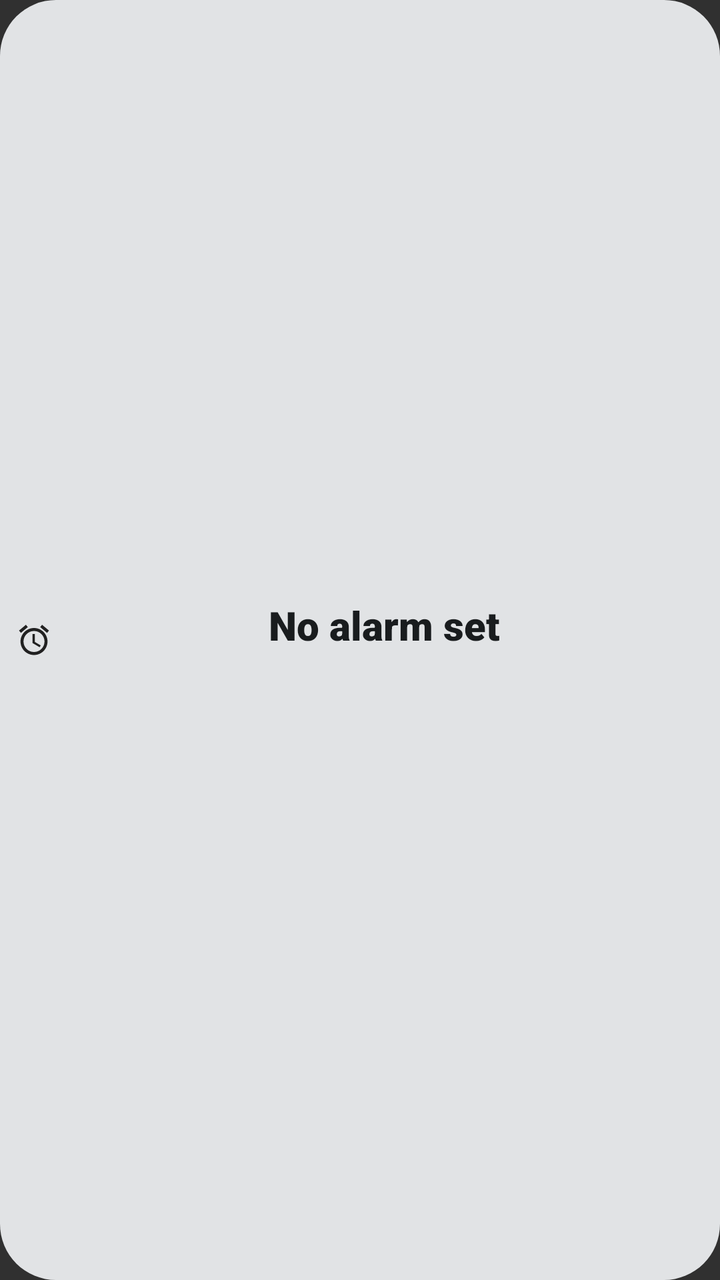
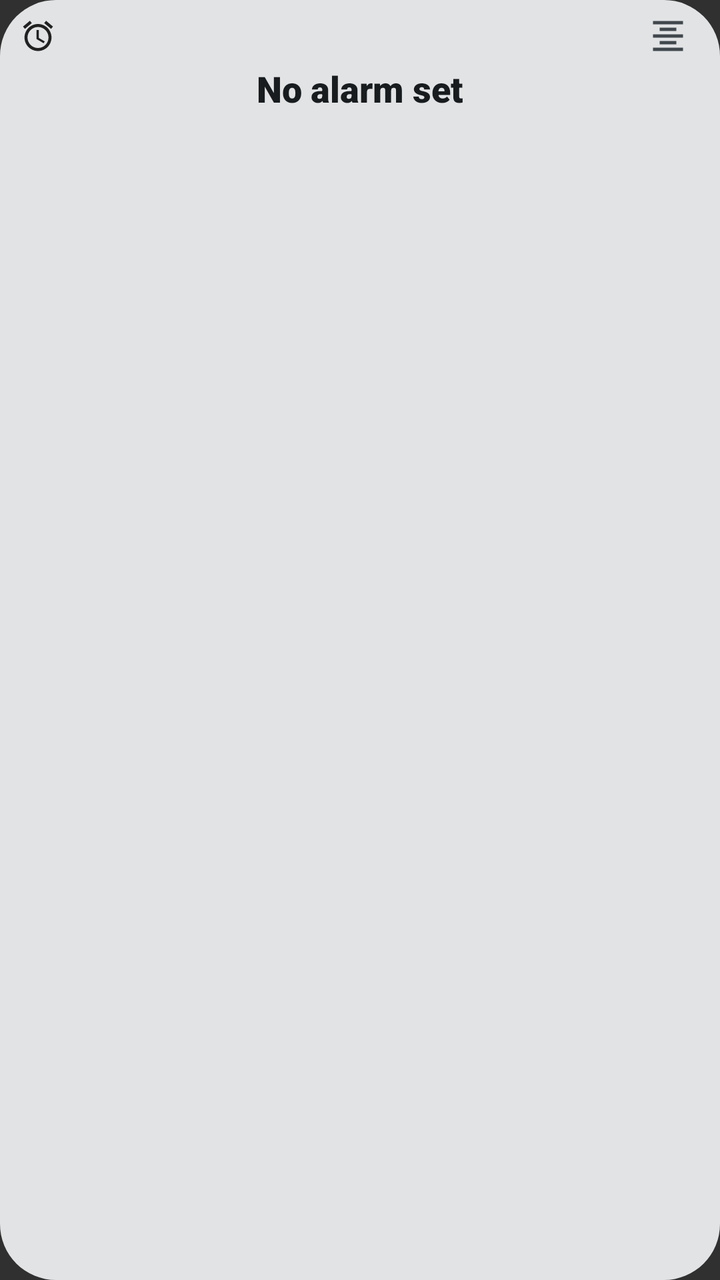

Two renders of the same Android screen: before a commit and after it. Below are the layout's source before the change and the commit's diff.
<!-- AndroidManifest.xml: application theme android:Theme.Material.NoActionBar -->
<!-- res/layout/widget_next_up_compact_wide_center.xml -->
<?xml version="1.0" encoding="utf-8"?>
<LinearLayout xmlns:android="http://schemas.android.com/apk/res/android"
    android:id="@+id/widget_root"
    android:layout_width="match_parent"
    android:layout_height="match_parent"
    android:background="@drawable/widget_background"
    android:gravity="center_vertical"
    android:orientation="horizontal"
    android:paddingStart="8dp"
    android:paddingTop="4dp"
    android:paddingEnd="8dp"
    android:paddingBottom="4dp">

    <ImageView
        android:id="@+id/widget_icon"
        android:layout_width="18dp"
        android:layout_height="18dp"
        android:layout_gravity="center_vertical"
        android:layout_marginEnd="6dp"
        android:contentDescription="@string/app_name"
        android:src="@drawable/ic_alarm" />

    <LinearLayout
        android:layout_width="0dp"
        android:layout_height="wrap_content"
        android:layout_gravity="center_vertical"
        android:layout_weight="1"
        android:gravity="center"
        android:orientation="vertical">

        <TextView
            android:id="@+id/widget_countdown"
            android:layout_width="match_parent"
            android:layout_height="wrap_content"
            android:autoSizeMaxTextSize="24sp"
            android:autoSizeMinTextSize="10sp"
            android:autoSizeStepGranularity="1sp"
            android:autoSizeTextType="uniform"
            android:ellipsize="none"
            android:fontFamily="sans-serif-black"
            android:gravity="center"
            android:maxLines="1"
            android:text="@string/no_alarm_set"
            android:textColor="@color/widget_on_surface"
            android:textSize="20sp" />

        <TextView
            android:id="@+id/widget_alarm_time"
            android:layout_width="match_parent"
            android:layout_height="wrap_content"
            android:ellipsize="none"
            android:fontFamily="sans-serif"
            android:gravity="center"
            android:maxLines="1"
            android:text=""
            android:textColor="@color/widget_on_surface_variant"
            android:textSize="11sp" />
    </LinearLayout>

</LinearLayout>
<!-- resources referenced by this layout -->
<resources>
  <color name="widget_on_surface">#1D1B20</color>
  <color name="widget_on_surface_variant">#49454F</color>
  <!-- drawable ic_alarm (drawable) -->
  <vector xmlns:android="http://schemas.android.com/apk/res/android"
      android:width="24dp"
      android:height="24dp"
      android:viewportWidth="24"
      android:viewportHeight="24"
      android:tint="?android:attr/colorPrimary">
      <path
          android:fillColor="@android:color/white"
          android:pathData="M22,5.72l-4.6,-3.86 -1.29,1.53 4.6,3.86L22,5.72zM7.88,3.39L6.6,1.86 2,5.71l1.29,1.53 4.59,-3.85zM12.5,8H11v6l4.75,2.85 0.75,-1.23 -4,-2.37V8zM12,4c-4.97,0 -9,4.03 -9,9s4.02,9 9,9 9,-4.03 9,-9 -4.03,-9 -9,-9zM12,20c-3.87,0 -7,-3.13 -7,-7s3.13,-7 7,-7 7,3.13 7,7 -3.13,7 -7,7z"/>
  </vector>
  <!-- drawable widget_background (drawable) -->
  <?xml version="1.0" encoding="utf-8"?>
  <shape xmlns:android="http://schemas.android.com/apk/res/android"
      android:shape="rectangle">
      <corners android:radius="28dp" />
      <solid android:color="@color/widget_surface" />
  </shape>
  <string name="app_name">NextUp</string>
  <string name="no_alarm_set">No alarm set</string>
  <color name="widget_surface">#F2EDF7</color>
</resources>

<!-- the commit's change to res/layout/widget_next_up_compact_wide_center.xml (unified diff, before → after) -->
@@ -4,57 +4,67 @@
     android:layout_width="match_parent"
     android:layout_height="match_parent"
     android:background="@drawable/widget_background"
-    android:gravity="center_vertical"
-    android:orientation="horizontal"
-    android:paddingStart="8dp"
-    android:paddingTop="4dp"
-    android:paddingEnd="8dp"
-    android:paddingBottom="4dp">
+    android:orientation="vertical"
+    android:paddingStart="10dp"
+    android:paddingTop="6dp"
+    android:paddingEnd="10dp"
+    android:paddingBottom="6dp">
 
-    <ImageView
-        android:id="@+id/widget_icon"
-        android:layout_width="18dp"
-        android:layout_height="18dp"
-        android:layout_gravity="center_vertical"
-        android:layout_marginEnd="6dp"
-        android:contentDescription="@string/app_name"
-        android:src="@drawable/ic_alarm" />
+    
+    <RelativeLayout
+        android:id="@+id/widget_top_bar"
+        android:layout_width="match_parent"
+        android:layout_height="24dp">
 
-    <LinearLayout
-        android:layout_width="0dp"
+        <ImageView
+            android:id="@+id/widget_icon"
+            android:layout_width="18dp"
+            android:layout_height="18dp"
+            android:layout_alignParentStart="true"
+            android:layout_centerVertical="true"
+            android:contentDescription="@string/app_name"
+            android:src="@drawable/ic_alarm" />
+
+        <ImageView
+            android:id="@+id/widget_btn_align_toggle"
+            android:layout_width="32dp"
+            android:layout_height="24dp"
+            android:layout_alignParentEnd="true"
+            android:layout_centerVertical="true"
+            android:padding="2dp"
+            android:contentDescription="@string/widget_alignment_title"
+            android:src="@drawable/ic_format_align_center" />
+    </RelativeLayout>
+
+    
+    <TextView
+        android:id="@+id/widget_countdown"
+        android:layout_width="match_parent"
         android:layout_height="wrap_content"
-        android:layout_gravity="center_vertical"
-        android:layout_weight="1"
+        android:layout_marginTop="2dp"
+        android:autoSizeMaxTextSize="22sp"
+        android:autoSizeMinTextSize="12sp"
+        android:autoSizeStepGranularity="1sp"
+        android:autoSizeTextType="uniform"
+        android:ellipsize="none"
+        android:fontFamily="sans-serif-black"
         android:gravity="center"
-        android:orientation="vertical">
+        android:maxLines="1"
+        android:text="@string/no_alarm_set"
+        android:textColor="@color/widget_on_surface"
+        android:textSize="18sp" />
 
-        <TextView
-            android:id="@+id/widget_countdown"
-            android:layout_width="match_parent"
-            android:layout_height="wrap_content"
-            android:autoSizeMaxTextSize="24sp"
-            android:autoSizeMinTextSize="10sp"
-            android:autoSizeStepGranularity="1sp"
-            android:autoSizeTextType="uniform"
-            android:ellipsize="none"
-            android:fontFamily="sans-serif-black"
-            android:gravity="center"
-            android:maxLines="1"
-            android:text="@string/no_alarm_set"
-            android:textColor="@color/widget_on_surface"
-            android:textSize="20sp" />
-
-        <TextView
-            android:id="@+id/widget_alarm_time"
-            android:layout_width="match_parent"
-            android:layout_height="wrap_content"
-            android:ellipsize="none"
-            android:fontFamily="sans-serif"
-            android:gravity="center"
-            android:maxLines="1"
-            android:text=""
-            android:textColor="@color/widget_on_surface_variant"
-            android:textSize="11sp" />
-    </LinearLayout>
+    
+    <TextView
+        android:id="@+id/widget_alarm_time"
+        android:layout_width="match_parent"
+        android:layout_height="wrap_content"
+        android:ellipsize="none"
+        android:fontFamily="sans-serif"
+        android:gravity="center"
+        android:maxLines="1"
+        android:text=""
+        android:textColor="@color/widget_on_surface_variant"
+        android:textSize="11sp" />
 
 </LinearLayout>
<!-- resource entries referenced after the edit -->
@@ -13,6 +13,17 @@
           android:fillColor="@android:color/white"
           android:pathData="M22,5.72l-4.6,-3.86 -1.29,1.53 4.6,3.86L22,5.72zM7.88,3.39L6.6,1.86 2,5.71l1.29,1.53 4.59,-3.85zM12.5,8H11v6l4.75,2.85 0.75,-1.23 -4,-2.37V8zM12,4c-4.97,0 -9,4.03 -9,9s4.02,9 9,9 9,-4.03 9,-9 -4.03,-9 -9,-9zM12,20c-3.87,0 -7,-3.13 -7,-7s3.13,-7 7,-7 7,3.13 7,7 -3.13,7 -7,7z"/>
   </vector>
+  <!-- drawable ic_format_align_center (drawable) -->
+  <vector xmlns:android="http://schemas.android.com/apk/res/android"
+      android:width="24dp"
+      android:height="24dp"
+      android:viewportWidth="24"
+      android:viewportHeight="24"
+      android:tint="@color/widget_on_surface_variant">
+      <path
+          android:fillColor="@android:color/white"
+          android:pathData="M7,15v2h10v-2H7zm-4,6h18v-2H3v2zm0,-8h18v-2H3v2zm4,-6v2h10V7H7zM3,3v2h18V3H3z" />
+  </vector>
   <!-- drawable widget_background (drawable) -->
   <?xml version="1.0" encoding="utf-8"?>
   <shape xmlns:android="http://schemas.android.com/apk/res/android"
@@ -22,6 +33,7 @@
   </shape>
   <string name="app_name">NextUp</string>
   <string name="no_alarm_set">No alarm set</string>
+  <string name="widget_alignment_title">Widget Text Alignment</string>
   <color name="widget_surface">#F2EDF7</color>
 </resources>
 
